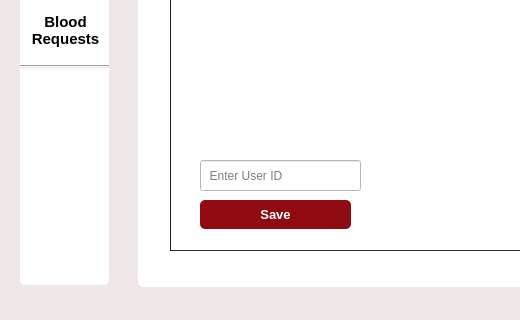
Old version of the form edit_patient.ui in the repository Rista10/Final; both pictures show x 0 to 520 and y 380 to 700 of the 1270 by 700 pixel window.
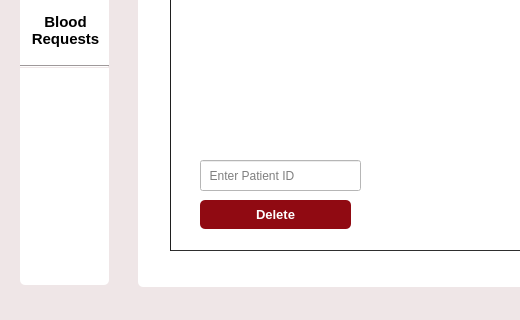
New version of the form. Icons and pictures are not drawn.

Diff of the .ui file:
```diff
--- a/edit_patient.ui
+++ b/edit_patient.ui
@@ -688,7 +688,7 @@
 border-radius:5px;</string>
    </property>
    <property name="text">
-    <string>Save</string>
+    <string>Delete</string>
    </property>
   </widget>
   <widget class="QLineEdit" name="userid">
@@ -707,7 +707,7 @@
 </string>
    </property>
    <property name="placeholderText">
-    <string>  Enter User ID</string>
+    <string>  Enter Patient ID</string>
    </property>
   </widget>
   <zorder>label_2</zorder>
```
